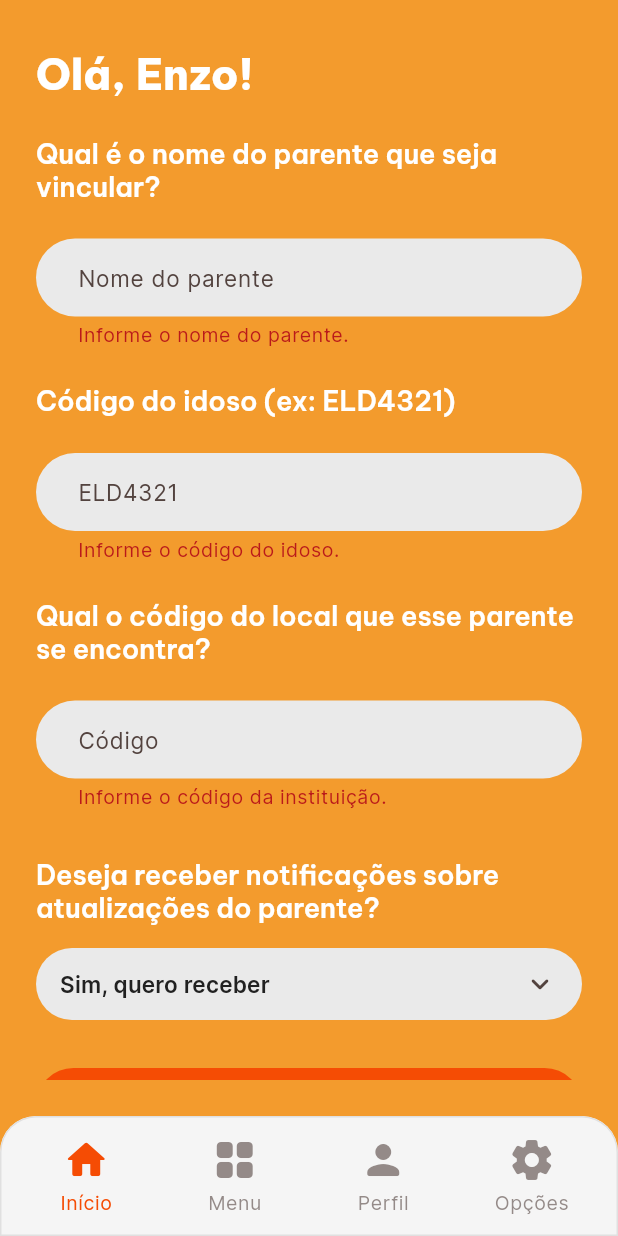
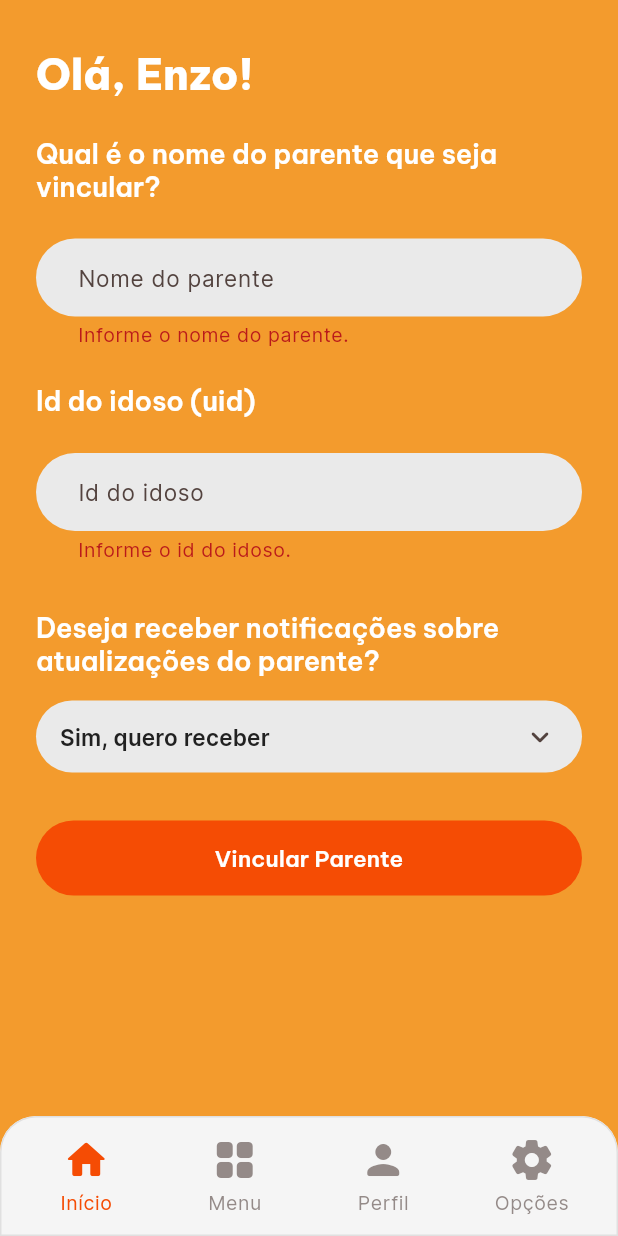
Before and after one commit to EzzFelt/Conviva, a Flutter app: the FamilyLinkPage screen opened by its route, after a tap on "Vincular Parente", on a phone screen of 412 x 824 dp. Run offline on Flutter 3.47's test engine with Material 3 defaults, Android fonts, the phone set to English and light mode, and no system bars; our stand-ins replace cloud_firestore, firebase_auth, firebase_core, flutter_riverpod, go_router; accounts and stored records are empty.

Commit message:
Require institution for family at registration; simplify family link UI to use elder uid and name; add AuthService.linkFamilyMemberToElderByUid

```diff
--- a/mobile/lib/features/auth/models/account_type_extensions.dart
+++ b/mobile/lib/features/auth/models/account_type_extensions.dart
@@ -6,7 +6,8 @@ extension AccountTypeExtensions on AccountType {
   }
 
   bool get hasInstitution {
-    return this == AccountType.caregiver || this == AccountType.elder;
+    // Families should also be associated with an institution at registration
+    return this == AccountType.caregiver || this == AccountType.elder || this == AccountType.family;
   }
 
   String get title {
--- a/mobile/lib/features/auth/pages/family_link_page.dart
+++ b/mobile/lib/features/auth/pages/family_link_page.dart
@@ -18,8 +18,7 @@ class FamilyLinkPage extends StatefulWidget {
 
 class _FamilyLinkPageState extends State<FamilyLinkPage> {
   final _nameController = TextEditingController();
-  final _codeController = TextEditingController(); // institution code
-  final _elderCodeController = TextEditingController();
+  final _elderUidController = TextEditingController();
   final _formKey = GlobalKey<FormState>();
   bool _receiveNotifications = true;
   bool _isSubmitting = false;
@@ -27,8 +26,7 @@ class _FamilyLinkPageState extends State<FamilyLinkPage> {
   @override
   void dispose() {
     _nameController.dispose();
-    _codeController.dispose();
-    _elderCodeController.dispose();
+    _elderUidController.dispose();
     super.dispose();
   }
 
@@ -37,10 +35,11 @@ class _FamilyLinkPageState extends State<FamilyLinkPage> {
     return null;
   }
 
-  String? _validateElderCode(String? value) {
-    final normalized = (value ?? '').trim().toUpperCase();
-    if (normalized.isEmpty) return 'Informe o código do idoso.';
-    if (!RegExp(r'^ELD[A-Z0-9]+$').hasMatch(normalized)) return 'Use um código no formato ELD4321.';
+  String? _validateElderUid(String? value) {
+    final normalized = (value ?? '').trim();
+    if (normalized.isEmpty) return 'Informe o id do idoso.';
+    // basic uid validation: at least 6 characters
+    if (normalized.length < 6) return 'Informe um id de idoso válido.';
     return null;
   }
 
@@ -51,26 +50,30 @@ class _FamilyLinkPageState extends State<FamilyLinkPage> {
     setState(() => _isSubmitting = true);
 
     final name = _nameController.text.trim();
-    final institutionCode = _codeController.text.trim();
-    final elderCode = _elderCodeController.text.trim().toUpperCase();
+    final elderUid = _elderUidController.text.trim();
 
     try {
-      // Ensure institution exists (will throw if invalid) and attach it to the family user
-      final resolvedInstitutionId = await AuthRegister().resolveInstitutionId(institutionCode);
-
       final currentUser = FirebaseAuth.instance.currentUser;
       if (currentUser == null || currentUser.uid.trim().isEmpty) {
         throw Exception('Usuário familiar não autenticado.');
       }
 
-      // Persist institution association for the family user so link checks pass
-      await FirebaseFirestore.instance.collection('users').doc(currentUser.uid).update({
-        'institutionId': resolvedInstitutionId,
-      });
+      // Ensure the family user has an institution associated (must have been provided at registration)
+      final familyDoc = await FirebaseFirestore.instance.collection('users').doc(currentUser.uid).get();
+      if (!familyDoc.exists || familyDoc.data() == null) {
+        throw Exception('Perfil do familiar não encontrado.');
+      }
 
-      await AuthService.instance.linkFamilyMemberToElder(
+      final familyData = familyDoc.data()!;
+      final familyInstitutionId = familyData['institutionId']?.toString();
+      if (familyInstitutionId == null || familyInstitutionId.isEmpty) {
+        throw Exception('O responsável não está vinculado a uma instituição válida.');
+      }
+
+      // Link by elder uid
+      await AuthService.instance.linkFamilyMemberToElderByUid(
         familyUid: currentUser.uid,
-        elderLinkCode: elderCode,
+        elderUid: elderUid,
       );
 
       if (!mounted) return;
@@ -156,9 +159,9 @@ class _FamilyLinkPageState extends State<FamilyLinkPage> {
 
                       SizedBox(height: sizes.lg),
 
-                      // Elder link code field
+                      // Elder id field
                       Text(
-                        'Código do idoso (ex: ELD4321)',
+                        'Id do idoso (uid)',
                         style: theme.textTheme.headlineSmall?.copyWith(
                           color: colorScheme.onPrimary,
                           fontWeight: FontWeight.w600,
@@ -166,46 +169,13 @@ class _FamilyLinkPageState extends State<FamilyLinkPage> {
                       ),
                       SizedBox(height: sizes.lg),
                       TextFormField(
-                        controller: _elderCodeController,
+                        controller: _elderUidController,
                         style: theme.textTheme.bodyLarge?.copyWith(
                           color: colorScheme.onSurface,
                         ),
-                        textCapitalization: TextCapitalization.characters,
-                        validator: _validateElderCode,
+                        validator: _validateElderUid,
                         decoration: InputDecoration(
-                          hintText: 'ELD4321',
-                          filled: true,
-                          fillColor: const Color(0xFFEAEAEA),
-                          border: OutlineInputBorder(
-                            borderRadius: BorderRadius.circular(30),
-                            borderSide: BorderSide.none,
-                          ),
-                          contentPadding: EdgeInsets.symmetric(
-                            horizontal: sizes.lg,
-                            vertical: sizes.md,
-                          ),
-                        ),
-                      ),
-
-                      SizedBox(height: sizes.lg),
-
-                      // Institution code
-                      Text(
-                        'Qual o código do local que esse parente se encontra?',
-                        style: theme.textTheme.headlineSmall?.copyWith(
-                          color: colorScheme.onPrimary,
-                          fontWeight: FontWeight.w600,
-                        ),
-                      ),
-                      SizedBox(height: sizes.lg),
-                      TextFormField(
-                        controller: _codeController,
-                        style: theme.textTheme.bodyLarge?.copyWith(
-                          color: colorScheme.onSurface,
-                        ),
-                        validator: (v) => _validateNotEmpty(v, 'Informe o código da instituição.'),
-                        decoration: InputDecoration(
-                          hintText: 'Código',
+                          hintText: 'Id do idoso',
                           filled: true,
                           fillColor: const Color(0xFFEAEAEA),
                           border: OutlineInputBorder(
```
Also changed, not shown: mobile/lib/core/services/auth_service.dart (+70 -1 lines).
